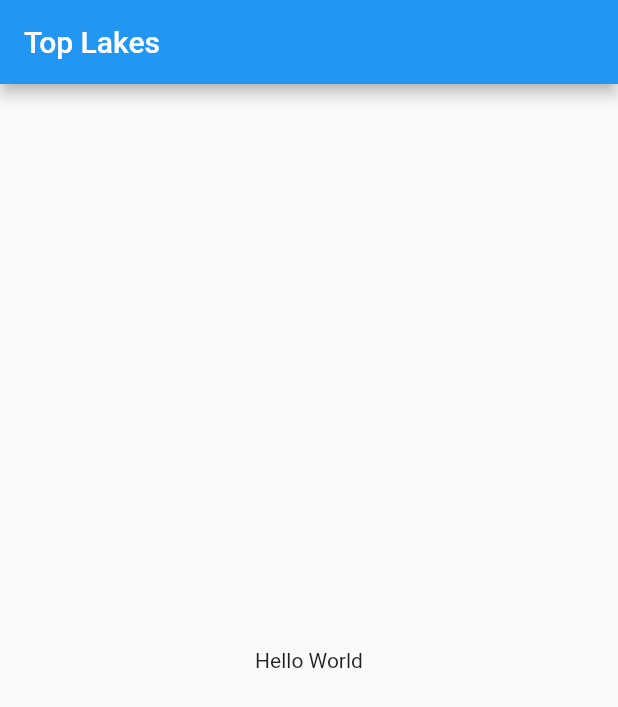
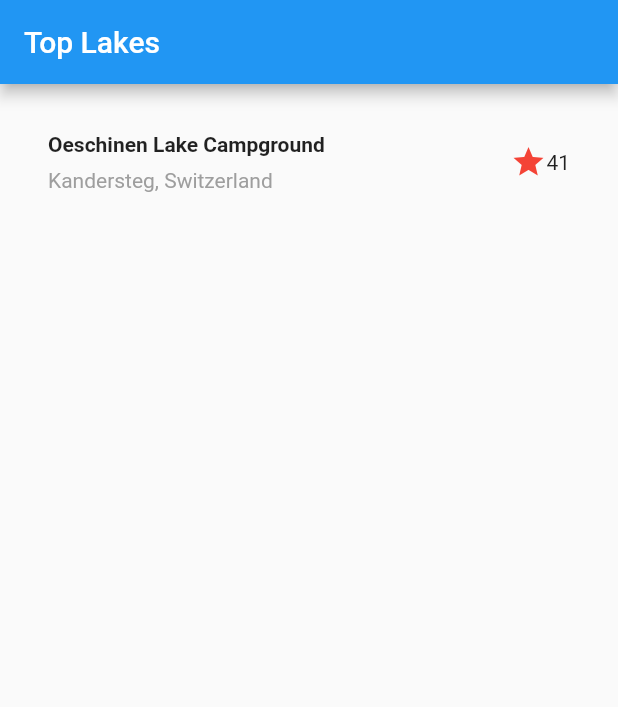
Before and after one commit to sano-suguru/flutter_layout_tutorial, a Flutter app: the screen it shows after launch, on a phone screen of 412 x 824 dp. Shown: the top 707 px of the screen. Run offline on Flutter 3.47's test engine with Material 2 defaults, Android fonts, the phone set to English and light mode, and no system bars.

Commit message:
title section

```diff
--- a/lib/main.dart
+++ b/lib/main.dart
@@ -5,14 +5,54 @@ void main() => runApp(MyApp());
 class MyApp extends StatelessWidget {
   @override
   Widget build(BuildContext context) {
+    Widget titleSection = Container(
+      padding: const EdgeInsets.all(32.0),
+      child: Row(
+        children: [
+          Expanded(
+            /*1*/
+            child: Column(
+              crossAxisAlignment: CrossAxisAlignment.start,
+              children: [
+                /*2*/
+                Container(
+                  padding: const EdgeInsets.only(bottom: 8.0),
+                  child: Text(
+                    'Oeschinen Lake Campground',
+                    style: TextStyle(
+                      fontWeight: FontWeight.bold,
+                    ),
+                  ),
+                ),
+                Text(
+                  'Kandersteg, Switzerland',
+                  style: TextStyle(
+                    color: Colors.grey[500],
+                  ),
+                ),
+              ],
+            ),
+          ),
+          /*3*/
+          Icon(
+            Icons.star,
+            color: Colors.red[500],
+          ),
+          Text('41'),
+        ],
+      ),
+    );
+
     return MaterialApp(
       title: 'Welcome to Flutter',
       home: Scaffold(
         appBar: AppBar(
           title: Text('Top Lakes'),
         ),
-        body: Center(
-          child: Text('Hello World'),
+        body: Column(
+          children: <Widget>[
+            titleSection,
+          ],
         ),
       ),
     );
```
